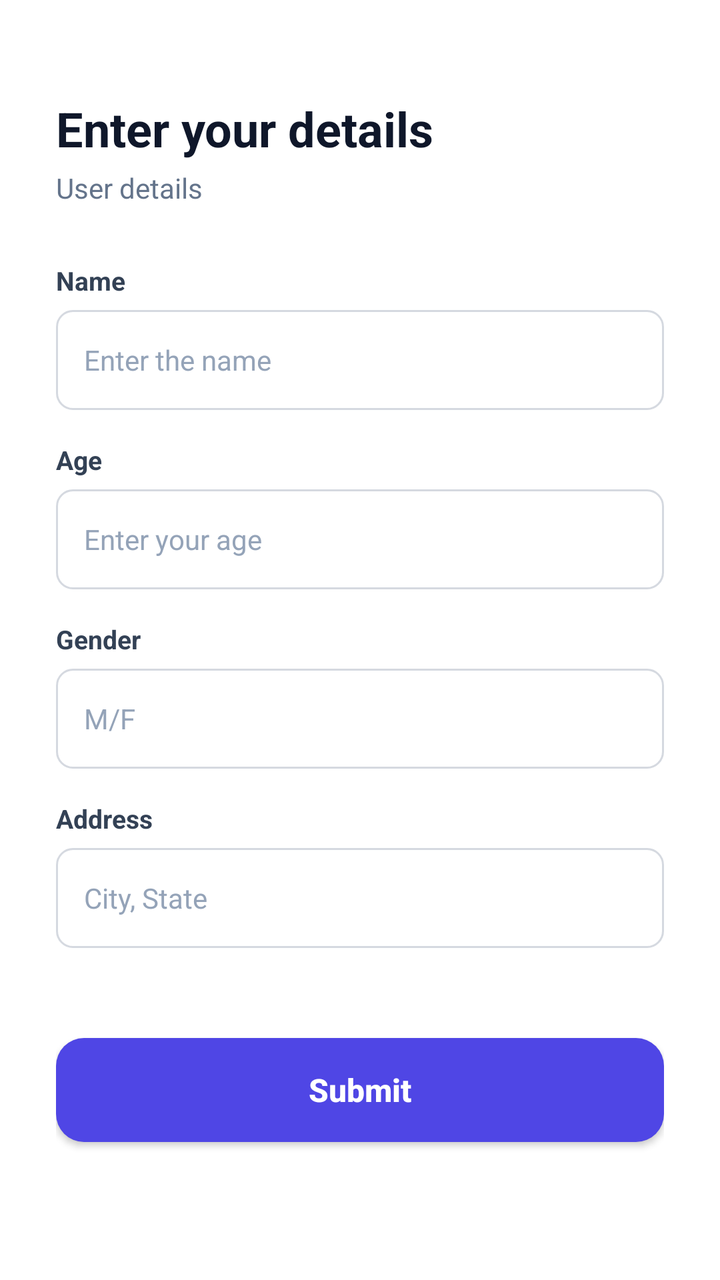
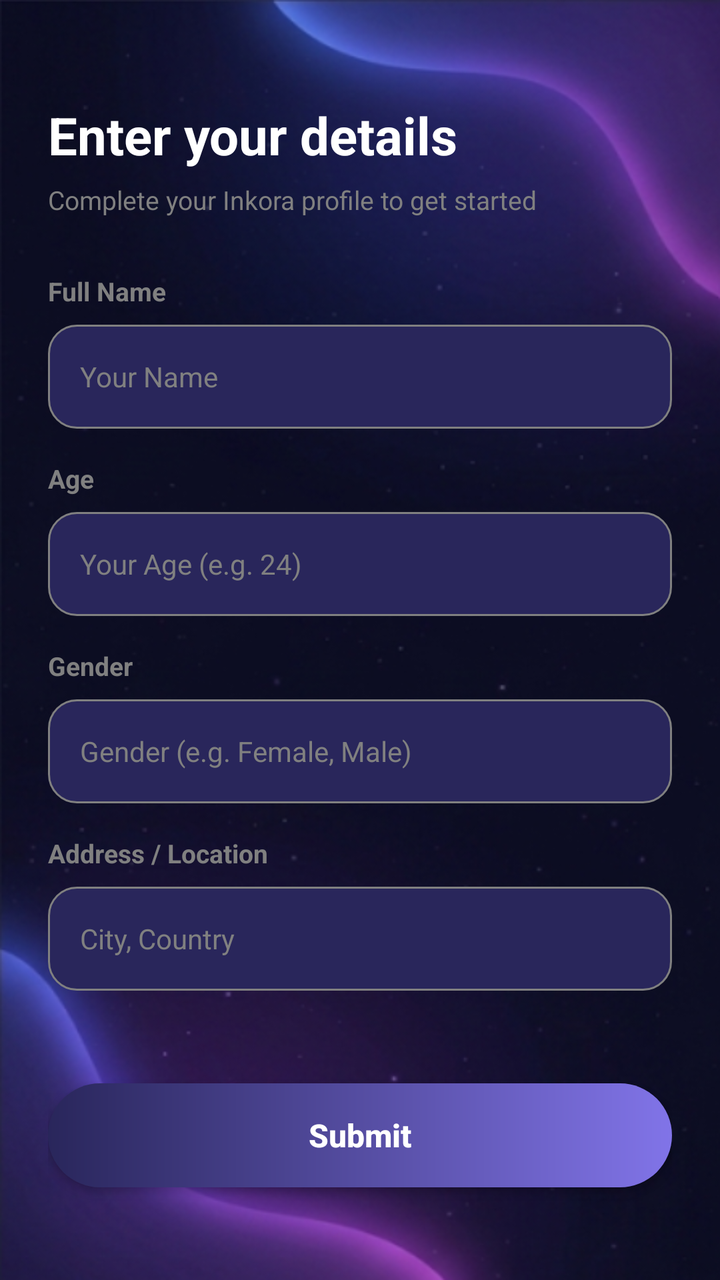

Two renders of the same Android screen: before a commit and after it. Below are the layout's source before the change and the commit's diff.
<!-- AndroidManifest.xml: application theme Theme.Task_3 -->
<!-- res/layout/activity_userdetails.xml -->
<?xml version="1.0" encoding="utf-8"?>
<ScrollView
    xmlns:android="http://schemas.android.com/apk/res/android"
    xmlns:app="http://schemas.android.com/apk/res-auto"
    xmlns:tools="http://schemas.android.com/tools"
    android:layout_width="match_parent"
    android:layout_height="match_parent"
    android:fillViewport="true"
    android:background="@android:color/white">

    <androidx.constraintlayout.widget.ConstraintLayout
        android:id="@+id/main"
        android:layout_width="match_parent"
        android:layout_height="wrap_content"
        android:paddingHorizontal="28dp"
        android:paddingVertical="32dp"
        tools:context=".userdetails">

        <TextView
            android:id="@+id/header"
            android:layout_width="wrap_content"
            android:layout_height="wrap_content"
            android:layout_marginTop="16dp"
            android:text="Enter your details"
            android:textColor="#0F172A"
            android:textSize="24sp"
            android:textStyle="bold"
            app:layout_constraintStart_toStartOf="parent"
            app:layout_constraintTop_toTopOf="parent" />

        <TextView
            android:id="@+id/subhead"
            android:layout_width="wrap_content"
            android:layout_height="wrap_content"
            android:layout_marginTop="4dp"
            android:text="User details"
            android:textColor="#64748B"
            android:textSize="14sp"
            app:layout_constraintStart_toStartOf="parent"
            app:layout_constraintTop_toBottomOf="@id/header" />

        <TextView
            android:id="@+id/namehead"
            android:layout_width="wrap_content"
            android:layout_height="wrap_content"
            android:layout_marginTop="28dp"
            android:text="Name"
            android:textColor="#334155"
            android:textSize="13sp"
            android:textStyle="bold"
            app:layout_constraintStart_toStartOf="parent"
            app:layout_constraintTop_toBottomOf="@id/subhead" />

        <LinearLayout
            android:id="@+id/boxName"
            android:layout_width="match_parent"
            android:layout_height="50dp"
            android:layout_marginTop="6dp"
            android:background="@drawable/input_box"
            android:gravity="center_vertical"
            android:orientation="horizontal"
            android:paddingHorizontal="14dp"
            app:layout_constraintTop_toBottomOf="@id/namehead">

            <EditText
                android:id="@+id/name"
                android:layout_width="match_parent"
                android:layout_height="match_parent"
                android:background="@null"
                android:hint="Enter the name"
                android:inputType="textPersonName"
                android:textColor="#0F172A"
                android:textColorHint="#94A3B8"
                android:textSize="14sp" />
        </LinearLayout>

        <TextView
            android:id="@+id/agehead"
            android:layout_width="wrap_content"
            android:layout_height="wrap_content"
            android:layout_marginTop="16dp"
            android:text="Age"
            android:textColor="#334155"
            android:textSize="13sp"
            android:textStyle="bold"
            app:layout_constraintStart_toStartOf="parent"
            app:layout_constraintTop_toBottomOf="@id/boxName" />

        <LinearLayout
            android:id="@+id/boxAge"
            android:layout_width="match_parent"
            android:layout_height="50dp"
            android:layout_marginTop="6dp"
            android:background="@drawable/input_box"
            android:gravity="center_vertical"
            android:orientation="horizontal"
            android:paddingHorizontal="14dp"
            app:layout_constraintTop_toBottomOf="@id/agehead">

            <EditText
                android:id="@+id/age"
                android:layout_width="match_parent"
                android:layout_height="match_parent"
                android:background="@null"
                android:hint="Enter your age"
                android:inputType="number"
                android:textColor="#0F172A"
                android:textColorHint="#94A3B8"
                android:textSize="14sp" />
        </LinearLayout>

        <TextView
            android:id="@+id/genderhead"
            android:layout_width="wrap_content"
            android:layout_height="wrap_content"
            android:layout_marginTop="16dp"
            android:text="Gender"
            android:textColor="#334155"
            android:textSize="13sp"
            android:textStyle="bold"
            app:layout_constraintStart_toStartOf="parent"
            app:layout_constraintTop_toBottomOf="@id/boxAge" />

        <LinearLayout
            android:id="@+id/boxGender"
            android:layout_width="match_parent"
            android:layout_height="50dp"
            android:layout_marginTop="6dp"
            android:background="@drawable/input_box"
            android:gravity="center_vertical"
            android:orientation="horizontal"
            android:paddingHorizontal="14dp"
            app:layout_constraintTop_toBottomOf="@id/genderhead">

            <EditText
                android:id="@+id/gender"
                android:layout_width="match_parent"
                android:layout_height="match_parent"
                android:background="@null"
                android:hint="M/F"
                android:inputType="textCapCharacters"
                android:textColor="#0F172A"
                android:textColorHint="#94A3B8"
                android:textSize="14sp" />
        </LinearLayout>

        <TextView
            android:id="@+id/addresshead"
            android:layout_width="wrap_content"
            android:layout_height="wrap_content"
            android:layout_marginTop="16dp"
            android:text="Address"
            android:textColor="#334155"
            android:textSize="13sp"
            android:textStyle="bold"
            app:layout_constraintStart_toStartOf="parent"
            app:layout_constraintTop_toBottomOf="@id/boxGender" />

        <LinearLayout
            android:id="@+id/boxAddress"
            android:layout_width="match_parent"
            android:layout_height="50dp"
            android:layout_marginTop="6dp"
            android:background="@drawable/input_box"
            android:gravity="center_vertical"
            android:orientation="horizontal"
            android:paddingHorizontal="14dp"
            app:layout_constraintTop_toBottomOf="@id/addresshead">

            <EditText
                android:id="@+id/address"
                android:layout_width="match_parent"
                android:layout_height="match_parent"
                android:background="@null"
                android:hint="City, State"
                android:inputType="textPostalAddress"
                android:textColor="#0F172A"
                android:textColorHint="#94A3B8"
                android:textSize="14sp" />
        </LinearLayout>

        <androidx.appcompat.widget.AppCompatButton
            android:id="@+id/submitbtn"
            android:layout_width="match_parent"
            android:layout_height="52dp"
            android:layout_marginTop="32dp"
            android:layout_marginBottom="24dp"
            android:background="@drawable/bg_primary_button"
            android:text="Submit"
            android:textAllCaps="false"
            android:textColor="@android:color/white"
            android:textSize="16sp"
            android:textStyle="bold"
            app:layout_constraintTop_toBottomOf="@id/boxAddress"
            app:layout_constraintBottom_toBottomOf="parent" />

    </androidx.constraintlayout.widget.ConstraintLayout>
</ScrollView>
<!-- resources referenced by this layout -->
<resources>
  <!-- drawable bg_primary_button (drawable) -->
  <?xml version="1.0" encoding="utf-8"?>
  <shape xmlns:android="http://schemas.android.com/apk/res/android">
      <solid android:color="#4F46E5" />
      <corners android:radius="14dp" />
  </shape>
  <!-- drawable input_box (drawable) -->
  <?xml version="1.0" encoding="utf-8"?>
  <shape xmlns:android="http://schemas.android.com/apk/res/android"
      android:shape="rectangle">
  
      <solid android:color="@color/white" />
  
      <stroke
          android:width="1dp"
          android:color="#D5D9E0" />
  
      <corners android:radius="8dp" />
  
  </shape>
  <style name="Theme.Task_3" parent="Base.Theme.Task_3" />
  <color name="white">#FFFFFFFF</color>
  <style name="Base.Theme.Task_3" parent="Theme.Material3.DayNight.NoActionBar">
          
          <item name="colorPrimary">@color/Blue</item>
          <item name="colorPrimaryVariant">@color/Blue</item>
          <item name="android:statusBarColor">@color/Blue</item>
      </style>
  <color name="Blue">#0000FF</color>
</resources>

<!-- the commit's change to res/layout/activity_userdetails.xml (unified diff, before → after) -->
@@ -6,24 +6,24 @@
     android:layout_width="match_parent"
     android:layout_height="match_parent"
     android:fillViewport="true"
-    android:background="@android:color/white">
+    android:background="@drawable/background">
 
     <androidx.constraintlayout.widget.ConstraintLayout
         android:id="@+id/main"
         android:layout_width="match_parent"
         android:layout_height="wrap_content"
-        android:paddingHorizontal="28dp"
-        android:paddingVertical="32dp"
+        android:paddingHorizontal="24dp"
+        android:paddingTop="50dp"
+        android:paddingBottom="32dp"
         tools:context=".userdetails">
 
         <TextView
             android:id="@+id/header"
             android:layout_width="wrap_content"
             android:layout_height="wrap_content"
-            android:layout_marginTop="16dp"
             android:text="Enter your details"
-            android:textColor="#0F172A"
-            android:textSize="24sp"
+            android:textColor="@color/White"
+            android:textSize="26sp"
             android:textStyle="bold"
             app:layout_constraintStart_toStartOf="parent"
             app:layout_constraintTop_toTopOf="parent" />
@@ -32,20 +32,21 @@
             android:id="@+id/subhead"
             android:layout_width="wrap_content"
             android:layout_height="wrap_content"
-            android:layout_marginTop="4dp"
-            android:text="User details"
-            android:textColor="#64748B"
-            android:textSize="14sp"
+            android:layout_marginTop="6dp"
+            android:text="Complete your Inkora profile to get started"
+            android:textColor="@color/Grey"
+            android:textSize="13sp"
             app:layout_constraintStart_toStartOf="parent"
             app:layout_constraintTop_toBottomOf="@id/header" />
 
+        
         <TextView
             android:id="@+id/namehead"
             android:layout_width="wrap_content"
             android:layout_height="wrap_content"
             android:layout_marginTop="28dp"
-            android:text="Name"
-            android:textColor="#334155"
+            android:text="Full Name"
+            android:textColor="@color/Grey"
             android:textSize="13sp"
             android:textStyle="bold"
             app:layout_constraintStart_toStartOf="parent"
@@ -54,12 +55,12 @@
         <LinearLayout
             android:id="@+id/boxName"
             android:layout_width="match_parent"
-            android:layout_height="50dp"
-            android:layout_marginTop="6dp"
-            android:background="@drawable/input_box"
-            android:gravity="center_vertical"
-            android:orientation="horizontal"
-            android:paddingHorizontal="14dp"
+            android:layout_height="52dp"
+            android:layout_marginTop="8dp"
+            android:background="@drawable/input_box"
+            android:gravity="center_vertical"
+            android:orientation="horizontal"
+            android:paddingHorizontal="16dp"
             app:layout_constraintTop_toBottomOf="@id/namehead">
 
             <EditText
@@ -67,20 +68,21 @@
                 android:layout_width="match_parent"
                 android:layout_height="match_parent"
                 android:background="@null"
-                android:hint="Enter the name"
+                android:hint="Your Name"
                 android:inputType="textPersonName"
-                android:textColor="#0F172A"
-                android:textColorHint="#94A3B8"
-                android:textSize="14sp" />
-        </LinearLayout>
-
+                android:textColor="@color/Warm_Ivory"
+                android:textColorHint="@color/Grey"
+                android:textSize="14sp" />
+        </LinearLayout>
+
+        
         <TextView
             android:id="@+id/agehead"
             android:layout_width="wrap_content"
             android:layout_height="wrap_content"
             android:layout_marginTop="16dp"
             android:text="Age"
-            android:textColor="#334155"
+            android:textColor="@color/Grey"
             android:textSize="13sp"
             android:textStyle="bold"
             app:layout_constraintStart_toStartOf="parent"
@@ -89,12 +91,12 @@
         <LinearLayout
             android:id="@+id/boxAge"
             android:layout_width="match_parent"
-            android:layout_height="50dp"
-            android:layout_marginTop="6dp"
-            android:background="@drawable/input_box"
-            android:gravity="center_vertical"
-            android:orientation="horizontal"
-            android:paddingHorizontal="14dp"
+            android:layout_height="52dp"
+            android:layout_marginTop="8dp"
+            android:background="@drawable/input_box"
+            android:gravity="center_vertical"
+            android:orientation="horizontal"
+            android:paddingHorizontal="16dp"
             app:layout_constraintTop_toBottomOf="@id/agehead">
 
             <EditText
@@ -102,20 +104,21 @@
                 android:layout_width="match_parent"
                 android:layout_height="match_parent"
                 android:background="@null"
-                android:hint="Enter your age"
+                android:hint="Your Age (e.g. 24)"
                 android:inputType="number"
-                android:textColor="#0F172A"
-                android:textColorHint="#94A3B8"
-                android:textSize="14sp" />
-        </LinearLayout>
-
+                android:textColor="@color/Warm_Ivory"
+                android:textColorHint="@color/Grey"
+                android:textSize="14sp" />
+        </LinearLayout>
+
+        
         <TextView
             android:id="@+id/genderhead"
             android:layout_width="wrap_content"
             android:layout_height="wrap_content"
             android:layout_marginTop="16dp"
             android:text="Gender"
-            android:textColor="#334155"
+            android:textColor="@color/Grey"
             android:textSize="13sp"
             android:textStyle="bold"
             app:layout_constraintStart_toStartOf="parent"
@@ -124,12 +127,12 @@
         <LinearLayout
             android:id="@+id/boxGender"
             android:layout_width="match_parent"
-            android:layout_height="50dp"
-            android:layout_marginTop="6dp"
-            android:background="@drawable/input_box"
-            android:gravity="center_vertical"
-            android:orientation="horizontal"
-            android:paddingHorizontal="14dp"
+            android:layout_height="52dp"
+            android:layout_marginTop="8dp"
+            android:background="@drawable/input_box"
+            android:gravity="center_vertical"
+            android:orientation="horizontal"
+            android:paddingHorizontal="16dp"
             app:layout_constraintTop_toBottomOf="@id/genderhead">
 
             <EditText
@@ -137,20 +140,21 @@
                 android:layout_width="match_parent"
                 android:layout_height="match_parent"
                 android:background="@null"
-                android:hint="M/F"
-                android:inputType="textCapCharacters"
-                android:textColor="#0F172A"
-                android:textColorHint="#94A3B8"
-                android:textSize="14sp" />
-        </LinearLayout>
-
+                android:hint="Gender (e.g. Female, Male)"
+                android:inputType="textCapWords"
+                android:textColor="@color/Warm_Ivory"
+                android:textColorHint="@color/Grey"
+                android:textSize="14sp" />
+        </LinearLayout>
+
+        
         <TextView
             android:id="@+id/addresshead"
             android:layout_width="wrap_content"
             android:layout_height="wrap_content"
             android:layout_marginTop="16dp"
-            android:text="Address"
-            android:textColor="#334155"
+            android:text="Address / Location"
+            android:textColor="@color/Grey"
             android:textSize="13sp"
             android:textStyle="bold"
             app:layout_constraintStart_toStartOf="parent"
@@ -159,12 +163,12 @@
         <LinearLayout
             android:id="@+id/boxAddress"
             android:layout_width="match_parent"
-            android:layout_height="50dp"
-            android:layout_marginTop="6dp"
-            android:background="@drawable/input_box"
-            android:gravity="center_vertical"
-            android:orientation="horizontal"
-            android:paddingHorizontal="14dp"
+            android:layout_height="52dp"
+            android:layout_marginTop="8dp"
+            android:background="@drawable/input_box"
+            android:gravity="center_vertical"
+            android:orientation="horizontal"
+            android:paddingHorizontal="16dp"
             app:layout_constraintTop_toBottomOf="@id/addresshead">
 
             <EditText
@@ -172,23 +176,23 @@
                 android:layout_width="match_parent"
                 android:layout_height="match_parent"
                 android:background="@null"
-                android:hint="City, State"
+                android:hint="City, Country"
                 android:inputType="textPostalAddress"
-                android:textColor="#0F172A"
-                android:textColorHint="#94A3B8"
-                android:textSize="14sp" />
-        </LinearLayout>
-
+                android:textColor="@color/Warm_Ivory"
+                android:textColorHint="@color/Grey"
+                android:textSize="14sp" />
+        </LinearLayout>
+
+        
         <androidx.appcompat.widget.AppCompatButton
             android:id="@+id/submitbtn"
             android:layout_width="match_parent"
             android:layout_height="52dp"
             android:layout_marginTop="32dp"
-            android:layout_marginBottom="24dp"
             android:background="@drawable/bg_primary_button"
             android:text="Submit"
             android:textAllCaps="false"
-            android:textColor="@android:color/white"
+            android:textColor="@color/White"
             android:textSize="16sp"
             android:textStyle="bold"
             app:layout_constraintTop_toBottomOf="@id/boxAddress"
<!-- resource entries referenced after the edit -->
@@ -1,33 +1,42 @@
 <!-- resources referenced by this layout -->
 <resources>
+  <color name="Grey">#808080</color>
+  <color name="Warm_Ivory">#F5F2EB</color>
+  <color name="White">#FFFFFF</color>
+  <!-- drawable background: png bitmap (drawable, 312437 bytes) -->
   <!-- drawable bg_primary_button (drawable) -->
   <?xml version="1.0" encoding="utf-8"?>
-  <shape xmlns:android="http://schemas.android.com/apk/res/android">
-      <solid android:color="#4F46E5" />
-      <corners android:radius="14dp" />
+  <shape xmlns:android="http://schemas.android.com/apk/res/android"
+      android:shape="rectangle">
+      <gradient
+          android:angle="0"
+          android:startColor="@color/Midnight_indigo"
+          android:endColor="@color/Soft_Violet"
+          android:type="linear" />
+      <corners android:radius="26dp" />
   </shape>
   <!-- drawable input_box (drawable) -->
   <?xml version="1.0" encoding="utf-8"?>
   <shape xmlns:android="http://schemas.android.com/apk/res/android"
       android:shape="rectangle">
-  
-      <solid android:color="@color/white" />
-  
+      <solid android:color="@color/Midnight_indigo" />
       <stroke
           android:width="1dp"
-          android:color="#D5D9E0" />
-  
-      <corners android:radius="8dp" />
-  
+          android:color="@color/Grey" />
+      <corners android:radius="14dp" />
   </shape>
   <style name="Theme.Task_3" parent="Base.Theme.Task_3" />
-  <color name="white">#FFFFFFFF</color>
+  <color name="Midnight_indigo">#29265B</color>
+  <color name="Soft_Violet">#8174E8</color>
   <style name="Base.Theme.Task_3" parent="Theme.Material3.DayNight.NoActionBar">
-          
-          <item name="colorPrimary">@color/Blue</item>
-          <item name="colorPrimaryVariant">@color/Blue</item>
-          <item name="android:statusBarColor">@color/Blue</item>
+          <item name="colorPrimary">@color/Soft_Violet</item>
+          <item name="colorPrimaryVariant">@color/Midnight_indigo</item>
+          <item name="colorSecondary">@color/Coral_Accent</item>
+          <item name="android:statusBarColor">@color/Midnight_indigo</item>
+          <item name="android:windowBackground">@color/Black</item>
+          <item name="android:navigationBarColor">@color/Midnight_indigo</item>
       </style>
-  <color name="Blue">#0000FF</color>
+  <color name="Coral_Accent">#FF8A7A</color>
+  <color name="Black">#000000</color>
 </resources>
 
